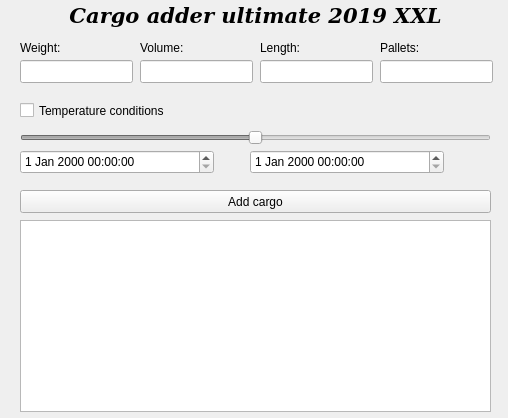
Old version of the form CPP/QT_Project/Cargo/mainwindow.ui in the repository bsuir-labs/bryliova.
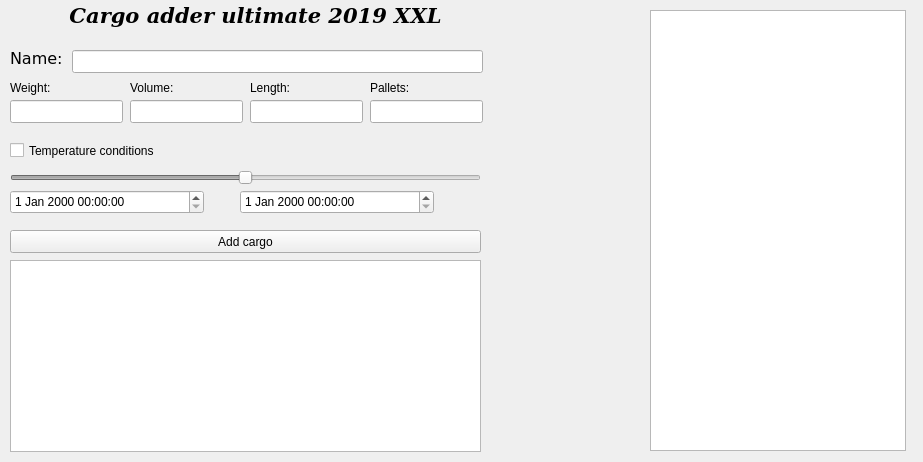
New version of the form.

Diff of the .ui file:
```diff
--- a/CPP/QT_Project/Cargo/mainwindow.ui
+++ b/CPP/QT_Project/Cargo/mainwindow.ui
@@ -6,8 +6,8 @@
    <rect>
     <x>0</x>
     <y>0</y>
-    <width>508</width>
-    <height>418</height>
+    <width>923</width>
+    <height>462</height>
    </rect>
   </property>
   <property name="windowTitle">
@@ -17,8 +17,8 @@
    <widget class="QLabel" name="weightLabel">
     <property name="geometry">
      <rect>
-      <x>20</x>
-      <y>40</y>
+      <x>10</x>
+      <y>80</y>
       <width>61</width>
       <height>15</height>
      </rect>
@@ -30,8 +30,8 @@
    <widget class="QLineEdit" name="weightEdit">
     <property name="geometry">
      <rect>
-      <x>20</x>
-      <y>60</y>
+      <x>10</x>
+      <y>100</y>
       <width>113</width>
       <height>23</height>
      </rect>
@@ -40,8 +40,8 @@
    <widget class="QLabel" name="volumeLabel">
     <property name="geometry">
      <rect>
-      <x>140</x>
-      <y>40</y>
+      <x>130</x>
+      <y>80</y>
       <width>61</width>
       <height>15</height>
      </rect>
@@ -53,8 +53,8 @@
    <widget class="QLineEdit" name="volumeEdit">
     <property name="geometry">
      <rect>
-      <x>140</x>
-      <y>60</y>
+      <x>130</x>
+      <y>100</y>
       <width>113</width>
       <height>23</height>
      </rect>
@@ -63,8 +63,8 @@
    <widget class="QLabel" name="lengthLabel">
     <property name="geometry">
      <rect>
-      <x>260</x>
-      <y>40</y>
+      <x>250</x>
+      <y>80</y>
       <width>61</width>
       <height>15</height>
      </rect>
@@ -76,8 +76,8 @@
    <widget class="QLineEdit" name="lengthEdit">
     <property name="geometry">
      <rect>
-      <x>260</x>
-      <y>60</y>
+      <x>250</x>
+      <y>100</y>
       <width>113</width>
       <height>23</height>
      </rect>
@@ -86,8 +86,8 @@
    <widget class="QLabel" name="palletsLabel">
     <property name="geometry">
      <rect>
-      <x>380</x>
-      <y>40</y>
+      <x>370</x>
+      <y>80</y>
       <width>61</width>
       <height>15</height>
      </rect>
@@ -99,8 +99,8 @@
    <widget class="QLineEdit" name="palletsEdit">
     <property name="geometry">
      <rect>
-      <x>380</x>
-      <y>60</y>
+      <x>370</x>
+      <y>100</y>
       <width>113</width>
       <height>23</height>
      </rect>
@@ -109,8 +109,8 @@
    <widget class="QCheckBox" name="temperatureCheckBox">
     <property name="geometry">
      <rect>
-      <x>20</x>
-      <y>100</y>
+      <x>10</x>
+      <y>140</y>
       <width>181</width>
       <height>21</height>
      </rect>
@@ -125,8 +125,8 @@
     </property>
     <property name="geometry">
      <rect>
-      <x>20</x>
-      <y>130</y>
+      <x>10</x>
+      <y>170</y>
       <width>471</width>
       <height>16</height>
      </rect>
@@ -144,8 +144,8 @@
    <widget class="QDateTimeEdit" name="startDateTimeEdit">
     <property name="geometry">
      <rect>
-      <x>20</x>
-      <y>150</y>
+      <x>10</x>
+      <y>190</y>
       <width>194</width>
       <height>24</height>
      </rect>
@@ -154,8 +154,8 @@
    <widget class="QDateTimeEdit" name="endDateTimeEdit">
     <property name="geometry">
      <rect>
-      <x>250</x>
-      <y>150</y>
+      <x>240</x>
+      <y>190</y>
       <width>194</width>
       <height>24</height>
      </rect>
@@ -164,8 +164,8 @@
    <widget class="QTextBrowser" name="logBrowser">
     <property name="geometry">
      <rect>
-      <x>20</x>
-      <y>220</y>
+      <x>10</x>
+      <y>260</y>
       <width>471</width>
       <height>192</height>
      </rect>
@@ -174,8 +174,8 @@
    <widget class="QPushButton" name="addButton">
     <property name="geometry">
      <rect>
-      <x>20</x>
-      <y>190</y>
+      <x>10</x>
+      <y>230</y>
       <width>471</width>
       <height>23</height>
      </rect>
@@ -209,6 +209,45 @@
      <set>Qt::AlignCenter</set>
     </property>
    </widget>
+   <widget class="QListWidget" name="cargoListWidget">
+    <property name="geometry">
+     <rect>
+      <x>650</x>
+      <y>10</y>
+      <width>256</width>
+      <height>441</height>
+     </rect>
+    </property>
+   </widget>
+   <widget class="QLineEdit" name="nameEdit">
+    <property name="geometry">
+     <rect>
+      <x>72</x>
+      <y>50</y>
+      <width>411</width>
+      <height>23</height>
+     </rect>
+    </property>
+   </widget>
+   <widget class="QLabel" name="cargoNameLabel">
+    <property name="geometry">
+     <rect>
+      <x>10</x>
+      <y>50</y>
+      <width>51</width>
+      <height>16</height>
+     </rect>
+    </property>
+    <property name="font">
+     <font>
+      <family>DejaVu Sans</family>
+      <pointsize>12</pointsize>
+     </font>
+    </property>
+    <property name="text">
+     <string>Name:</string>
+    </property>
+   </widget>
   </widget>
  </widget>
  <layoutdefault spacing="6" margin="11"/>
```
